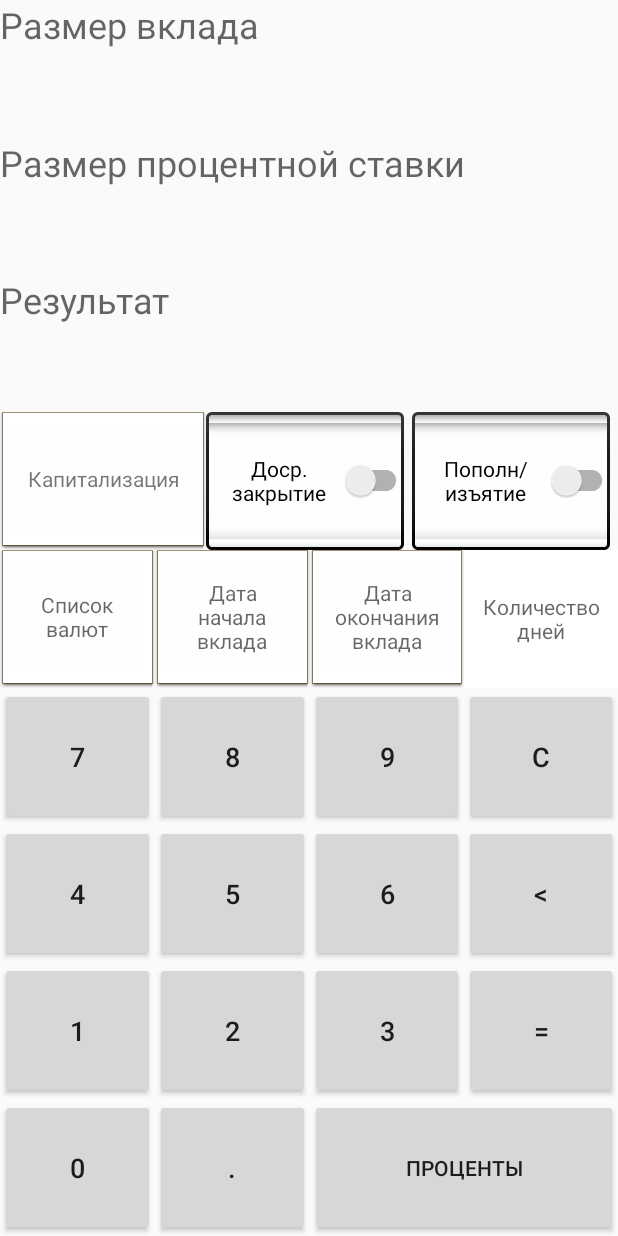
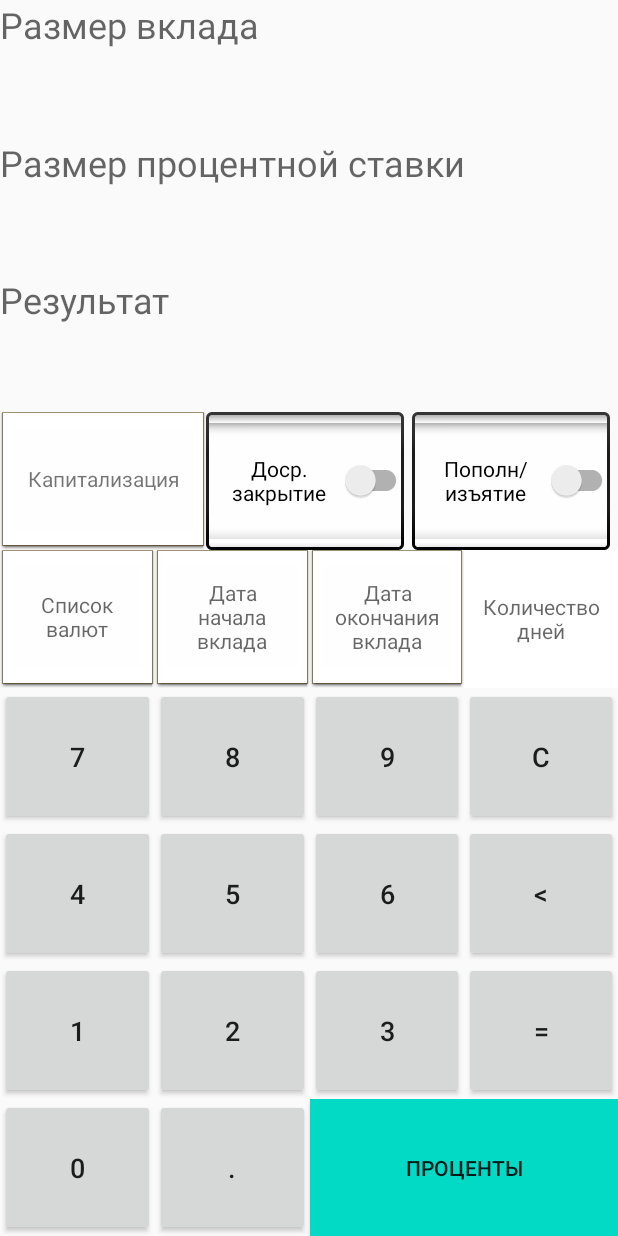
Before and after one commit to Clomance/USATU_Project, an Android app: the CalculateActivity screen opened directly, with no data from a screen before it, on a phone screen of 412 x 824 dp. Run offline under Robolectric (Android 15) with nearby library versions, the phone set to English and light mode, and no system bars.

Commit message:
Покрашена лишь одна кнопка (да я бываю полезен)

```diff
--- a/app/src/main/res/layout/calculate_main.xml
+++ b/app/src/main/res/layout/calculate_main.xml
@@ -280,8 +280,9 @@
             android:id="@+id/percents_button"
             android:layout_width="match_parent"
             android:layout_height="match_parent"
+            android:layout_weight="2"
 
-            android:layout_weight="2"
+            android:background="@color/design_default_color_secondary"
             android:clickable="true"
             android:onClick="onButtonsClick"
             android:text="Проценты" />
```
Also changed, not shown: app/src/main/java/com/example/client/ServerTasks.java (+7 -1 lines).
